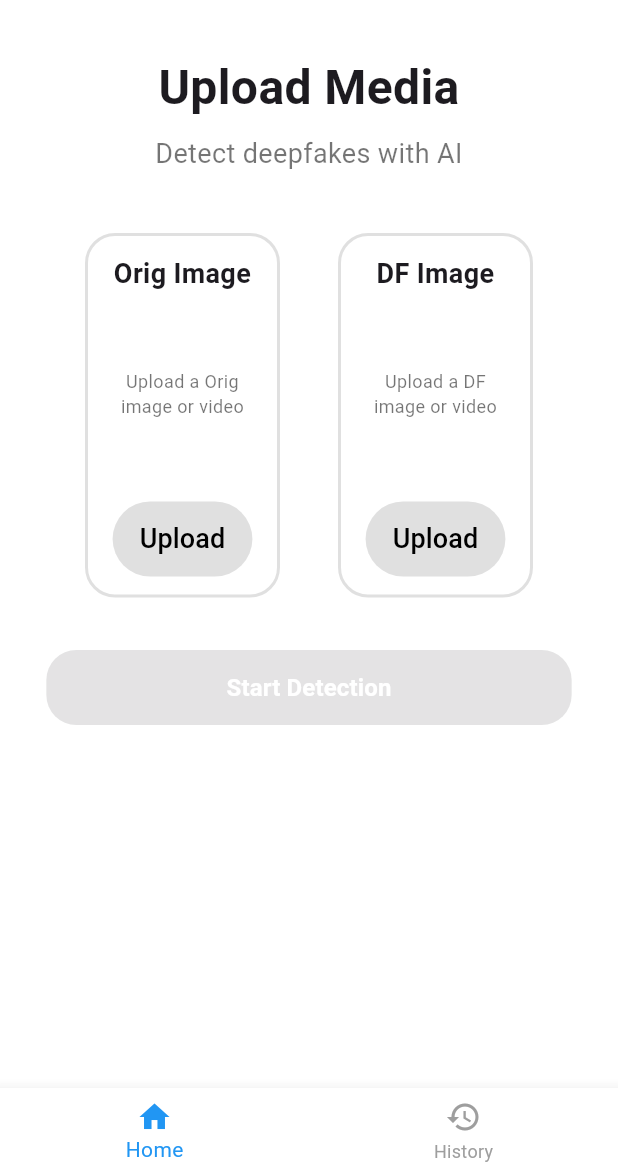
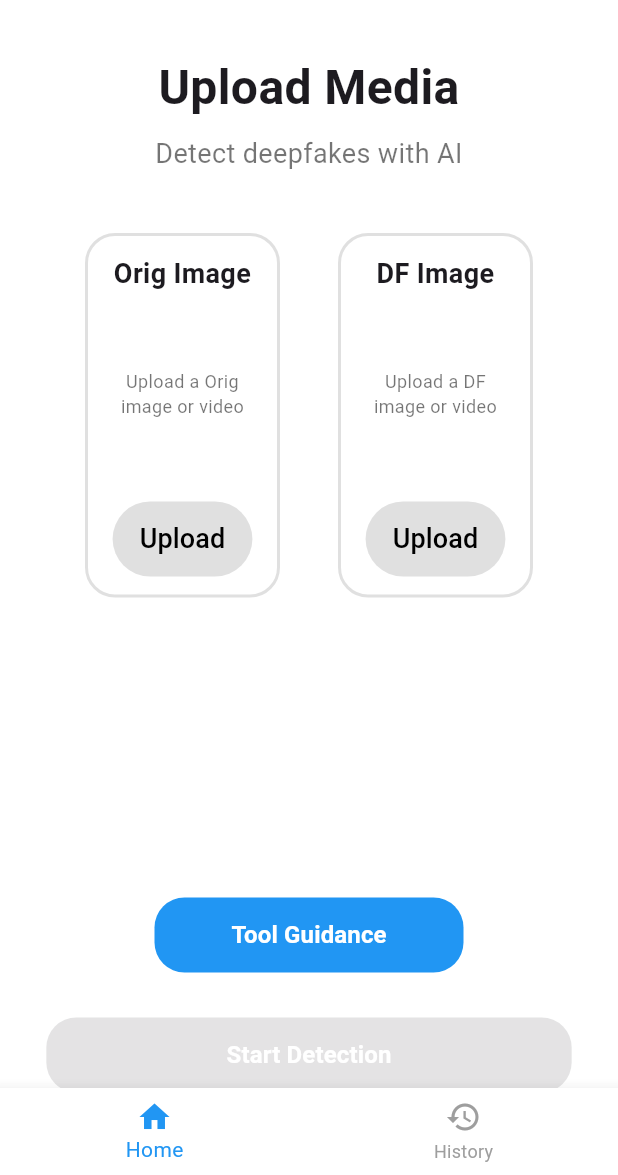
Before and after one commit to hwnnn/deep_guard, a Flutter app: the UploadPage screen opened directly, on a phone screen of 412 x 824 dp, the part 61-1236 px from its top. Run offline on Flutter 3.47's test engine with Material 3 defaults, Android fonts, the phone set to English and light mode, and no system bars.

```diff
--- a/deep_guard_fe/lib/Routers/routing_point.dart
+++ b/deep_guard_fe/lib/Routers/routing_point.dart
@@ -4,11 +4,14 @@ import 'package:flutter/material.dart';
 import '../Screens/LandingPage.dart';
 import '../Screens/TermsAgreementPage.dart';
 import '../Screens/UploadPage.dart';
+import '../Screens/DetectionResultPage.dart';
+
 class RoutingPoint {
   // 앱 전체 route 이름 관리
   static const String landing = '/';
   static const String termsAgreement = '/terms';
   static const String upload = '/upload';
+  static const String detectionresult = '/result';
 
   // route → 화면 위젯 빌더 매핑
   static Route<dynamic> generateRoute({required RouteSettings settings}) {
@@ -28,6 +31,11 @@ class RoutingPoint {
           builder: (_) => UploadPage(),
         );
 
+      case detectionresult:
+        return MaterialPageRoute(
+          builder: (_) => const DetectionResultPage(resultText: 'DeepFake', confidence: 0.95),
+        );
+
       default:
         return MaterialPageRoute(
           builder: (_) => const Scaffold(
--- /dev/null
+++ b/deep_guard_fe/lib/Screens/DetectingPage.dart
@@ -0,0 +1,4 @@
+import 'package:flutter/material.dart';
+import '../Bars/header_footer.dart';
+import '../Bars/navigation.dart';
+import '../Widgets/elevated_button.dart';
--- a/deep_guard_fe/lib/Screens/UploadPage.dart
+++ b/deep_guard_fe/lib/Screens/UploadPage.dart
@@ -88,7 +88,20 @@ class _UploadPageState extends State<UploadPage> {
                 ],
               ),
 
-              const SizedBox(height: 35),
+              const SizedBox(height: 200),
+
+              // 2. 가이드 안내 버튼
+              CustomElevatedButton(
+                text: "Tool Guidance",
+                textColor: Colors.white,
+                fontSize: 16,
+                backgroundColor: Colors.blue, // 비활성화 색
+                width: MediaQuery.of(context).size.width * 0.5,
+                padding: EdgeInsets.all(0),
+                onPressed: () {}
+              ),
+
+              const SizedBox(height: 30),
 
               // 3. Detection 버튼 (둘 다 업로드되어야 활성화)
               CustomElevatedButton(
@@ -101,14 +114,14 @@ class _UploadPageState extends State<UploadPage> {
                 width: MediaQuery.of(context).size.width * 0.85,
                 onPressed: (hasOrigImage && hasDfImage)
                     ? () {
-                  // Navigator.push(
-                  //   context,
-                  //   RoutingPoint.generateRoute(
-                  //     settings: const RouteSettings(
-                  //       name: RoutingPoint.detectionResult,
-                  //     ),
-                  //   ),
-                  // );
+                  Navigator.push(
+                    context,
+                    RoutingPoint.generateRoute(
+                      settings: const RouteSettings(
+                        name: RoutingPoint.detectionresult,
+                      ),
+                    ),
+                  );
                 }
                     : null,
               ),
--- a/deep_guard_fe/lib/Widgets/elevated_button.dart
+++ b/deep_guard_fe/lib/Widgets/elevated_button.dart
@@ -6,7 +6,8 @@ class CustomElevatedButton extends StatelessWidget {
   final double fontSize;
   final Color backgroundColor;
   final double width;
-  final VoidCallback? onPressed;  // 버튼 클릭 시 작동할 콜백 함수
+  final VoidCallback? onPressed;// 버튼 클릭 시 작동할 콜백 함수
+  final EdgeInsets? padding;
 
   const CustomElevatedButton({
     super.key,
@@ -16,6 +17,7 @@ class CustomElevatedButton extends StatelessWidget {
     required this.backgroundColor,
     required this.width,
     this.onPressed,
+    this.padding
   });
 
   @override
@@ -30,6 +32,9 @@ class CustomElevatedButton extends StatelessWidget {
             borderRadius: BorderRadius.circular(20),
           ),
           elevation: 0,
+          padding: this.padding == null ?
+              EdgeInsets.symmetric(horizontal: 16, vertical: 8) :
+              this.padding
         ),
         onPressed: onPressed,
         child: Text(
```
Also changed, not shown: deep_guard_fe/lib/Screens/DetectionResultPage.dart (added, +103 -0 lines).
